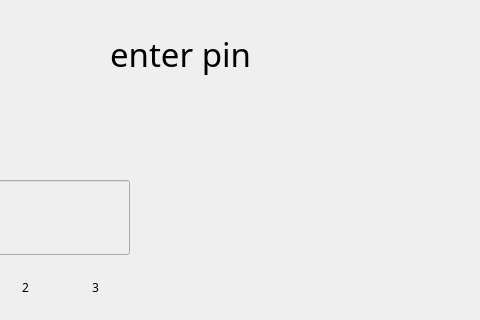
Qt form ATM/pin.ui (Darina77/ATMProject) before a commit; both pictures show x 120 to 600 and y 0 to 320 of the 600 by 450 pixel window.
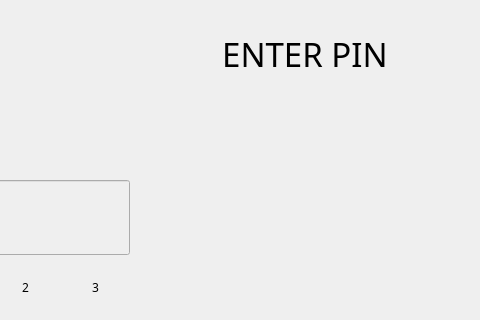
The same form after that commit. Icons and pictures are not drawn.

The edit to the form file:
```diff
--- a/ATM/pin.ui
+++ b/ATM/pin.ui
@@ -353,7 +353,7 @@
 }</string>
    </property>
    <property name="text">
-    <string>enter pin</string>
+    <string>                             ENTER PIN</string>
    </property>
    <property name="alignment">
     <set>Qt::AlignCenter</set>
```
